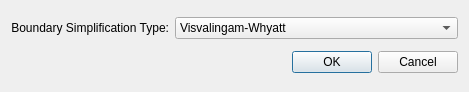
Old version of the form gui/dialogs/dialogmeshingoptions.ui in the repository spatial-model-editor/spatial-model-editor.
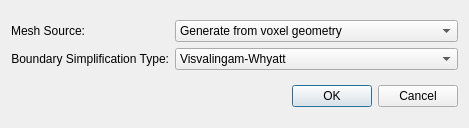
New version of the form.

Commit message: WIP SBML Parametric Geometry support

The edit to the form file:
```diff
--- a/gui/dialogs/dialogmeshingoptions.ui
+++ b/gui/dialogs/dialogmeshingoptions.ui
@@ -7,7 +7,7 @@
     <x>0</x>
     <y>0</y>
     <width>469</width>
-    <height>92</height>
+    <height>128</height>
    </rect>
   </property>
   <property name="sizePolicy">
@@ -61,6 +61,39 @@
        </item>
       </widget>
      </item>
+     <item row="0" column="0">
+      <widget class="QLabel" name="lblMeshSourceType">
+       <property name="sizePolicy">
+        <sizepolicy hsizetype="Fixed" vsizetype="Fixed">
+         <horstretch>0</horstretch>
+         <verstretch>0</verstretch>
+        </sizepolicy>
+       </property>
+       <property name="text">
+        <string>Mesh Source:</string>
+       </property>
+       <property name="alignment">
+        <set>Qt::AlignRight|Qt::AlignTrailing|Qt::AlignVCenter</set>
+       </property>
+      </widget>
+     </item>
+     <item row="0" column="1">
+      <widget class="QComboBox" name="cmbMeshSourceType">
+       <property name="currentIndex">
+        <number>0</number>
+       </property>
+       <item>
+        <property name="text">
+         <string>Generate from voxel geometry</string>
+        </property>
+       </item>
+       <item>
+        <property name="text">
+         <string>Keep imported mesh fixed</string>
+        </property>
+       </item>
+      </widget>
+     </item>
     </layout>
    </item>
    <item>
```
The commit also changes 29 other files.
